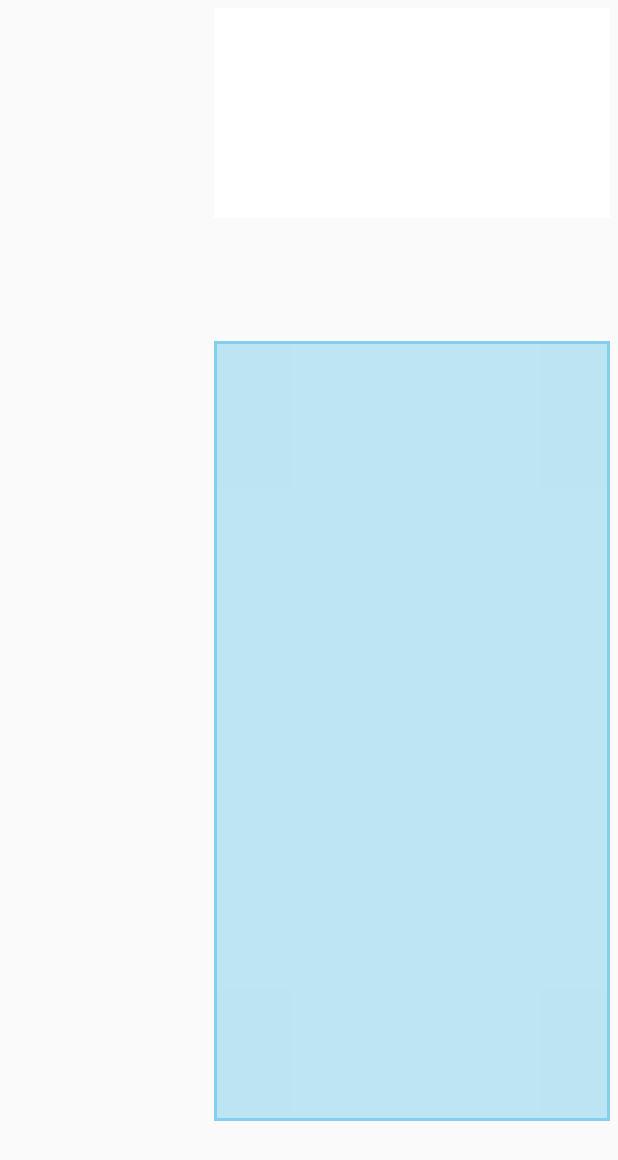
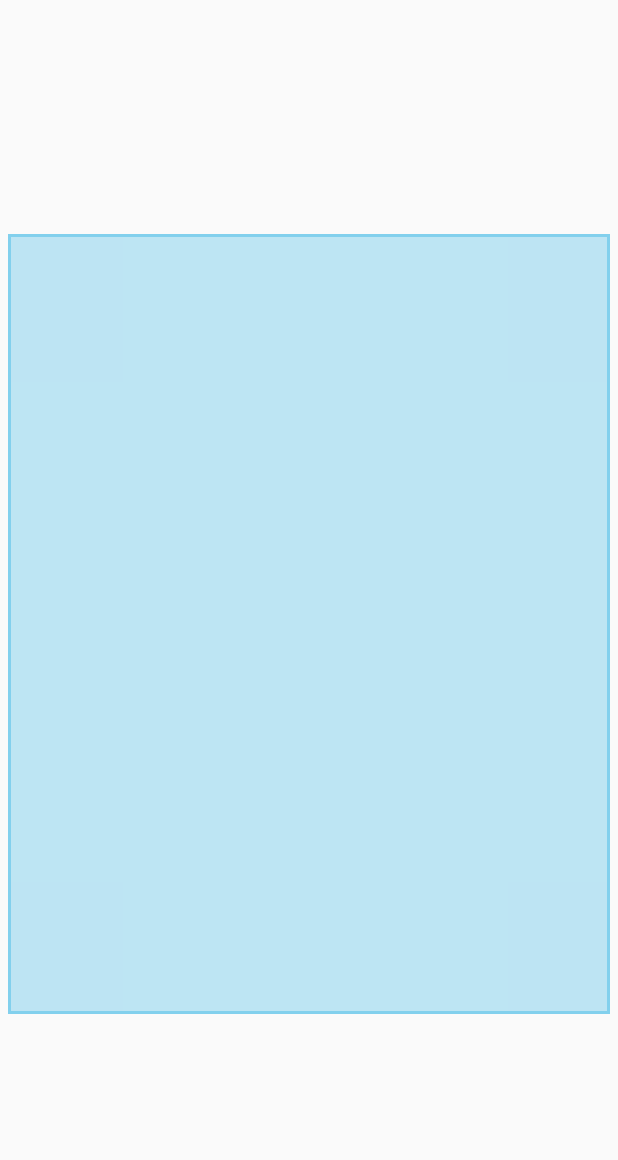
Before and after one commit to IMQS/imqs-android, an Android app: the layout fragment_container.xml on its own in the app's theme, with its tools: preview values and no code run, on a phone screen of 412 x 824 dp. Shown: the top 1160 px of the screen. Run offline under Robolectric (Android 15) with nearby library versions, the phone set to English and light mode, and no system bars.

Commit message:
Updated Fragment container layout;Added attendees to the json file;Added scrollbar to a listview;Updated fragment detail layout

```diff
--- a/imqs-meeting-room/src/main/java/za/co/imqs/meetingroom/EnterFragmentListener.java
+++ b/imqs-meeting-room/src/main/java/za/co/imqs/meetingroom/EnterFragmentListener.java
@@ -27,10 +27,13 @@ public class EnterFragmentListener implements View.OnDragListener {
                 mainActivity.getMeetingRoomFragment().refreshView(mainActivity.getMeetingRoom().getPeople());
                 mainActivity.getLobbyFragment().refreshView(mainActivity.getLobby().getPeople());
 
-
             }
 
         }
         return true;
     }
+
+
+
+
 }
--- a/imqs-meeting-room/src/main/java/za/co/imqs/meetingroom/MainActivity.java
+++ b/imqs-meeting-room/src/main/java/za/co/imqs/meetingroom/MainActivity.java
@@ -42,6 +42,7 @@ public class MainActivity extends Activity    {
             addFragments(detailContainer.getId(), getDetailFragment());
             addFragments(meetingRoomContainer.getId(), getMeetingRoomFragment());
             addFragments(lobbyContainer.getId(), getLobbyFragment());
+
 
         }
 
@@ -133,7 +134,9 @@ public class MainActivity extends Activity    {
     public EnterFragment getEnterFragment() {
         if (enterFragment == null)
             enterFragment = new EnterFragment();
-        return enterFragment;
+
+        return   enterFragment;
+
     }
 
     public Person getPersonById(int id) {
--- a/imqs-meeting-room/src/main/java/za/co/imqs/meetingroom/PeopleAdaptor.java
+++ b/imqs-meeting-room/src/main/java/za/co/imqs/meetingroom/PeopleAdaptor.java
@@ -53,11 +53,11 @@ public class PeopleAdaptor extends ArrayAdapter<Person> implements View.OnTouchL
         int avatarId = context.getResources().getIdentifier(person.avatarPath, "drawable", context.getPackageName());
         imageView.setImageResource(avatarId);
 
-        TextView firstName = (TextView) rowView.findViewById(R.id.firstName);
+       TextView firstName = (TextView) rowView.findViewById(R.id.firstName);
         firstName.setText(person.firstName);
 
         TextView lastName = (TextView) rowView.findViewById(R.id.lastName);
-        lastName.setText(person.lastName);
+       lastName.setText(person.lastName);
 
 
         rowView.setTag(person);
@@ -66,6 +66,8 @@ public class PeopleAdaptor extends ArrayAdapter<Person> implements View.OnTouchL
 
         return rowView;
     }
+
+
 
     public  boolean onTouch(View rowView, MotionEvent motionEvent) {
         switch(motionEvent.getAction()) {
--- a/imqs-meeting-room/src/main/java/za/co/imqs/meetingroom/PersonDragInterface.java
+++ b/imqs-meeting-room/src/main/java/za/co/imqs/meetingroom/PersonDragInterface.java
@@ -8,6 +8,4 @@ import android.view.View;
 */
 public interface PersonDragInterface {
     public void initiateDragPerson(View rowView, Person personToDrag);
-
-
 }
--- a/imqs-meeting-room/src/main/res/layout/fragment_attendees.xml
+++ b/imqs-meeting-room/src/main/res/layout/fragment_attendees.xml
@@ -16,7 +16,7 @@
     <GridView
         android:id="@+id/meeting_room_people"
         android:layout_width="match_parent"
-        android:layout_height="500dp"
+        android:layout_height="600dp"
         android:columnWidth="240dp"
         android:numColumns="4"
         android:layout_alignParentStart="true"
--- a/imqs-meeting-room/src/main/res/layout/fragment_container.xml
+++ b/imqs-meeting-room/src/main/res/layout/fragment_container.xml
@@ -1,34 +1,20 @@
 <?xml version="1.0" encoding="utf-8"?>
-<TableLayout
-    xmlns:android="http://schemas.android.com/apk/res/android"
-    android:orientation="vertical"
+<LinearLayout xmlns:android="http://schemas.android.com/apk/res/android"
+    android:orientation="horizontal"
     android:layout_width="fill_parent"
     android:id="@+id/container_fragment"
     android:layout_height="fill_parent">
-    <TableRow android:layout_width="0dip"
-        android:layout_weight="2"
-        android:layout_height="0dip">
-
-        <TableLayout
-            android:layout_width="0dip"
-            android:layout_weight="1"
-            android:layout_height="fill_parent">
-            <TableRow android:layout_width="0dip"
-                android:layout_weight="2"
-                android:layout_height="0dip">
     <LinearLayout
         android:id="@+id/container_lobby"
-                    android:layout_width="0dip"
-                    android:layout_weight="1"
+        android:layout_width="0dp"
         android:orientation="vertical"
+        android:layout_gravity="top|bottom"
+        android:layout_weight="0.05"
         android:layout_height="fill_parent">
     </LinearLayout>
-            </TableRow>
-        </TableLayout>
     <TableLayout
-            android:layout_width="0dip"
-            android:layout_weight="2"
-            android:layout_height="fill_parent">
+        android:layout_width="wrap_content"
+        android:layout_height="wrap_content">
         <TableRow
 
             android:layout_width="0dip"
@@ -36,14 +22,12 @@
             android:layout_height="0dip">
             <LinearLayout
                 android:id="@+id/container_detail"
-                    android:layout_width="0dip"
-                    android:layout_weight="2"
+                android:layout_width="750dp"
+                android:layout_weight="1"
                 android:orientation="vertical"
                 android:layout_margin="5dip"
-                    android:layout_height="140dp"
-                    android:background="#fff">
+                android:layout_height="140dp">
             </LinearLayout>
-
         </TableRow>
         <TableRow
             android:layout_width="0dip"
@@ -51,15 +35,14 @@
             android:layout_height="0dip">
             <LinearLayout
                 android:id="@+id/container_meeting_room"
-                    android:layout_width="1dip"
-                    android:layout_weight="1"
+                android:layout_width="210dp"
+                android:layout_weight="2"
                 android:orientation="horizontal"
                 android:background="@drawable/abc_list_focused_holo"
                 android:layout_height="520dp"
                 android:layout_margin="5dip"/>
             <LinearLayout/>
-
         </TableRow>
     </TableLayout>
-    </TableRow>
-</TableLayout>
+
+</LinearLayout>
--- a/imqs-meeting-room/src/main/res/layout/fragment_exit.xml
+++ b/imqs-meeting-room/src/main/res/layout/fragment_exit.xml
@@ -12,7 +12,7 @@
         android:src="@drawable/exit_left"
 
         android:layout_width="wrap_content"
-        android:layout_height="45dp"
+        android:layout_height="20dp"
         android:layout_alignParentStart="true"
         />
 
--- a/imqs-meeting-room/src/main/res/values-v14/styles.xml
+++ b/imqs-meeting-room/src/main/res/values-v14/styles.xml
@@ -9,4 +9,5 @@
         <!-- API 14 theme customizations can go here. -->
     </style>
 
+
 </resources>
```
Also changed, not shown: imqs-meeting-room/src/main/java/za/co/imqs/meetingroom/DetailFragment.java (+5 -7 lines), imqs-meeting-room/src/main/java/za/co/imqs/meetingroom/LobbyFragment.java (+10 -4 lines), imqs-meeting-room/src/main/java/za/co/imqs/meetingroom/MeetingRoomFragment.java (+15 -0 lines), imqs-meeting-room/src/main/res/layout/fragment_detail.xml (+17 -0 lines), imqs-meeting-room/src/main/res/layout/fragment_lobby.xml (+7 -2 lines), imqs-meeting-room/src/main/res/raw/people.json (+31 -10 lines), imqs-meeting-room/src/main/res/drawable-xhdpi/ben.png (added). Lines whose indentation alone changed are shown as unchanged.
